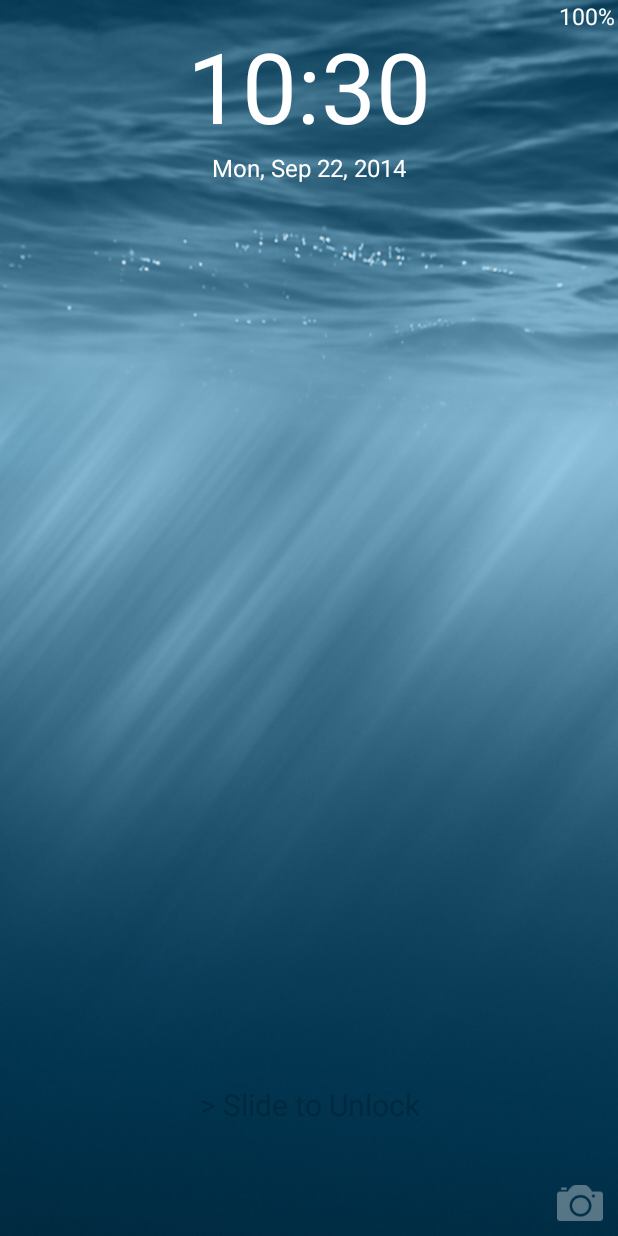
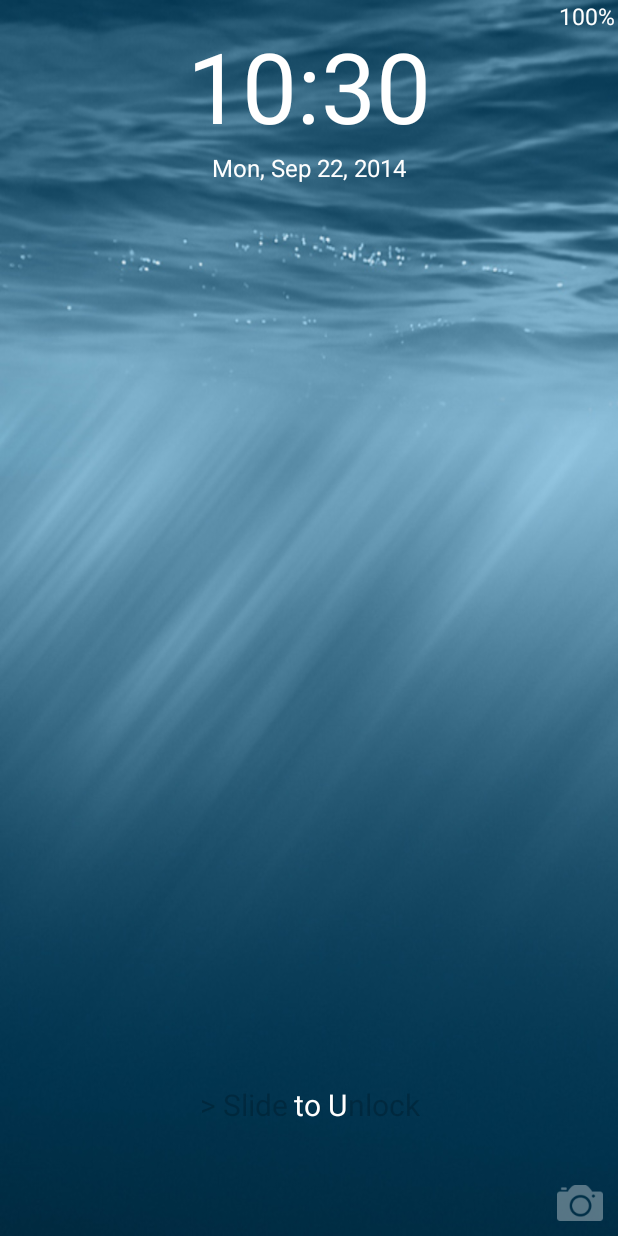
Before and after one commit to sureshdraco/odesk_android_ios_lock, an Android app: the screen it shows after launch (LockScreenActivity), after a tap on "Preview", on a phone screen of 412 x 824 dp. Run offline under Robolectric (Android 15) with nearby library versions, the phone set to English and light mode, and no system bars; 4 statements that could not run were skipped.

Commit message:
Work around for slide to unlock animation

```diff
--- a/Lock/app/src/main/java/com/otherlokscreen/bestlockscreenforandroid32/view/LockScreenFragment.java
+++ b/Lock/app/src/main/java/com/otherlokscreen/bestlockscreenforandroid32/view/LockScreenFragment.java
@@ -12,6 +12,8 @@ import android.content.pm.ResolveInfo;
 import android.graphics.Color;
 import android.hardware.Camera;
 import android.os.Bundle;
+import android.os.Handler;
+import android.os.Message;
 import android.support.annotation.Nullable;
 import android.support.v4.app.Fragment;
 import android.util.Log;
@@ -25,6 +27,7 @@ import com.otherlokscreen.bestlockscreenforandroid32.R;
 import com.otherlokscreen.bestlockscreenforandroid32.util.OnSwipeTouchListener;
 
 import java.text.SimpleDateFormat;
+import java.util.ArrayList;
 import java.util.Date;
 
 /**
@@ -33,7 +36,9 @@ import java.util.Date;
 public class LockScreenFragment extends Fragment {
 
     private TextView time, date, slideToUnlock;
-    private Camera mCamera;
+    private Handler handler;
+    private ArrayList<View> textViews;
+    private int slideAnimeIndex = 0;
 
     @Override
     public View onCreateView(LayoutInflater inflater, ViewGroup container,
@@ -44,10 +49,33 @@ public class LockScreenFragment extends Fragment {
     @Override
     public void onViewCreated(View view, @Nullable Bundle savedInstanceState) {
         super.onViewCreated(view, savedInstanceState);
+        handler = new Handler() {
+            @Override
+            public void handleMessage(Message msg) {
+                super.handleMessage(msg);
+                handleAnimateText();
+            }
+        };
         initView();
+        handler.sendEmptyMessageDelayed(0, 200);
         setupReceiver();
         setupDate();
         setupTime();
+    }
+
+    private void handleAnimateText() {
+        if (slideAnimeIndex == 0) {
+            textViews.get(5).setVisibility(View.INVISIBLE);
+            textViews.get(slideAnimeIndex).setVisibility(View.VISIBLE);
+        } else {
+            textViews.get(slideAnimeIndex).setVisibility(View.VISIBLE);
+            textViews.get(slideAnimeIndex - 1).setVisibility(View.INVISIBLE);
+        }
+        slideAnimeIndex++;
+        if (slideAnimeIndex == 6) {
+            slideAnimeIndex = 0;
+        }
+        handler.sendEmptyMessageDelayed(0, 210);
     }
 
     private void setupReceiver() {
@@ -80,6 +108,7 @@ public class LockScreenFragment extends Fragment {
     }
 
     private void initView() {
+        initTextViewFragments();
         time = (TextView) getActivity().findViewById(R.id.timeDisplay);
         date = (TextView) getActivity().findViewById(R.id.date);
         slideToUnlock = (TextView) getActivity().findViewById(R.id.slide_unlock);
@@ -91,6 +120,16 @@ public class LockScreenFragment extends Fragment {
                 safeCameraOpen();
             }
         });
+    }
+
+    private void initTextViewFragments() {
+        textViews = new ArrayList<View>();
+        textViews.add(getActivity().findViewById(R.id.slide_unlock1));
+        textViews.add(getActivity().findViewById(R.id.slide_unlock2));
+        textViews.add(getActivity().findViewById(R.id.slide_unlock3));
+        textViews.add(getActivity().findViewById(R.id.slide_unlock4));
+        textViews.add(getActivity().findViewById(R.id.slide_unlock5));
+        textViews.add(getActivity().findViewById(R.id.slide_unlock6));
     }
 
     private void safeCameraOpen() {
--- a/Lock/app/src/main/res/layout/lock_screen_fragment.xml
+++ b/Lock/app/src/main/res/layout/lock_screen_fragment.xml
@@ -41,10 +41,80 @@
                 android:gravity="center"
                 android:layout_gravity="center"
                 app:font="roboto_normal"
-                android:id="@id/slide_unlock"
+                android:id="@+id/slide_unlock"
                 android:layout_width="fill_parent"
                 android:layout_height="wrap_content"
                 android:text="@string/slide_to_unlock" />
+
+            <LinearLayout
+                android:gravity="center"
+                android:layout_gravity="center"
+                android:id="@+id/slide_unlock_top"
+                android:orientation="horizontal"
+                android:layout_width="fill_parent"
+                android:layout_height="wrap_content">
+
+                <com.otherlokscreen.bestlockscreenforandroid32.view.CustomTextView
+                    android:textSize="@dimen/ios_sliding_textsize"
+                    android:textColor="@android:color/white"
+                    android:id="@+id/slide_unlock1"
+                    app:font="roboto_normal"
+                    android:visibility="invisible"
+                    android:layout_width="wrap_content"
+                    android:layout_height="wrap_content"
+                    android:text="> " />
+
+                <com.otherlokscreen.bestlockscreenforandroid32.view.CustomTextView
+                    android:textSize="@dimen/ios_sliding_textsize"
+                    android:visibility="invisible"
+                    android:id="@+id/slide_unlock2"
+                    android:textColor="@android:color/white"
+                    app:font="roboto_normal"
+                    android:layout_width="wrap_content"
+                    android:layout_height="wrap_content"
+                    android:text="Sl" />
+
+                <com.otherlokscreen.bestlockscreenforandroid32.view.CustomTextView
+                    android:textSize="@dimen/ios_sliding_textsize"
+                    android:visibility="invisible"
+                    android:textColor="@android:color/white"
+                    app:font="roboto_normal"
+                    android:id="@+id/slide_unlock3"
+                    android:layout_width="wrap_content"
+                    android:layout_height="wrap_content"
+                    android:text="ide " />
+
+                <com.otherlokscreen.bestlockscreenforandroid32.view.CustomTextView
+                    android:textSize="@dimen/ios_sliding_textsize"
+                    android:id="@+id/slide_unlock4"
+                    android:textColor="@android:color/white"
+                    android:visibility="invisible"
+                    app:font="roboto_normal"
+                    android:layout_width="wrap_content"
+                    android:layout_height="wrap_content"
+                    android:text="to U" />
+
+                <com.otherlokscreen.bestlockscreenforandroid32.view.CustomTextView
+                    android:visibility="invisible"
+                    android:textSize="@dimen/ios_sliding_textsize"
+                    android:textColor="@android:color/white"
+                    app:font="roboto_normal"
+                    android:id="@+id/slide_unlock5"
+                    android:layout_width="wrap_content"
+                    android:layout_height="wrap_content"
+                    android:text="nlo" />
+
+                <com.otherlokscreen.bestlockscreenforandroid32.view.CustomTextView
+                    android:textSize="@dimen/ios_sliding_textsize"
+                    android:visibility="invisible"
+                    android:textColor="@android:color/white"
+                    app:font="roboto_normal"
+                    android:id="@+id/slide_unlock6"
+                    android:layout_width="wrap_content"
+                    android:layout_height="wrap_content"
+                    android:text="ck" />
+
+            </LinearLayout>
         </RelativeLayout>
 
         <RelativeLayout
```
